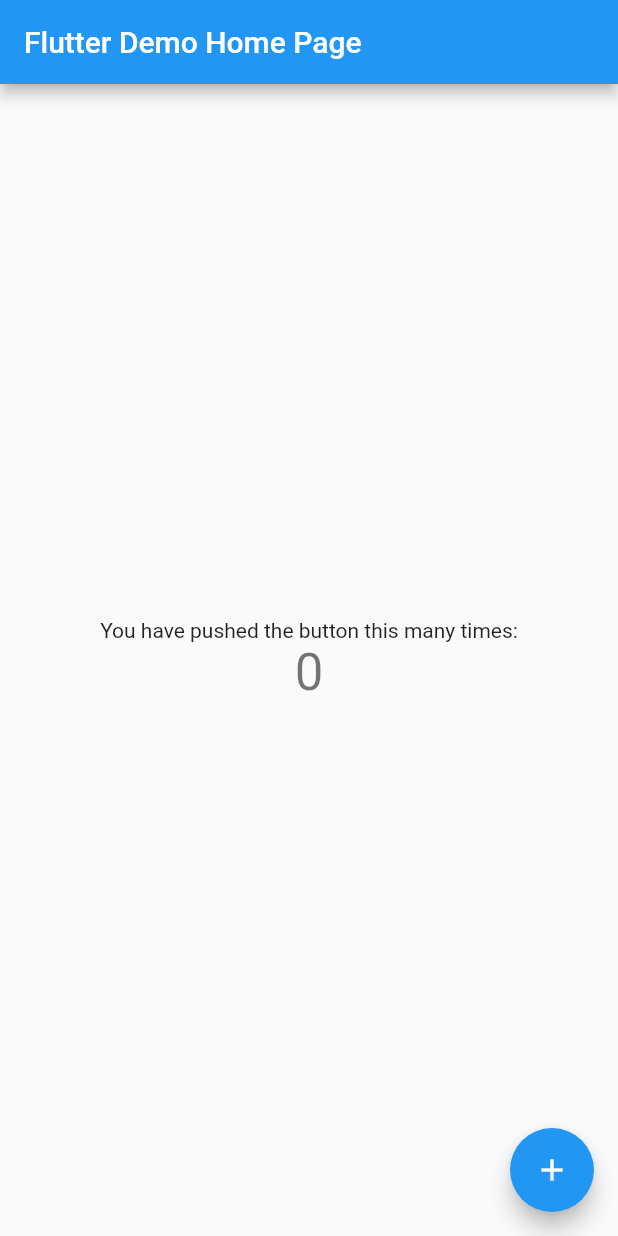
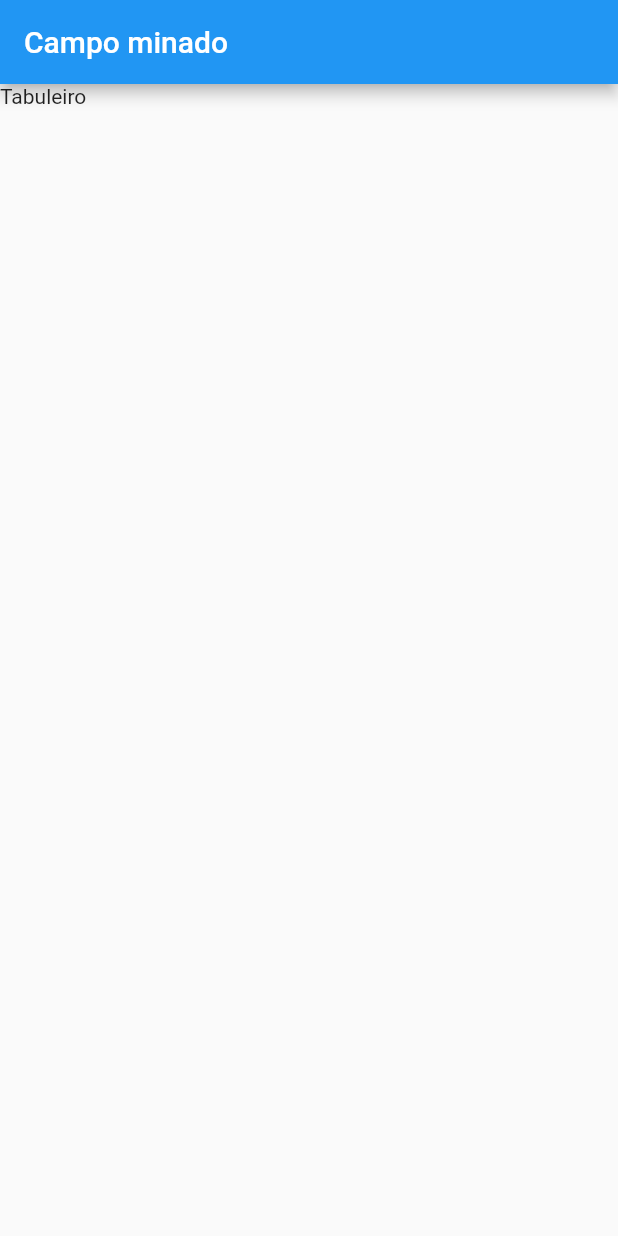
Before and after one commit to JonathanRamosNascimento/campo_minado, a Flutter app: the screen it shows after launch, on a phone screen of 412 x 824 dp. Run offline on Flutter 3.47's test engine with Material 2 defaults, Android fonts, the phone set to English and light mode, and no system bars.

Commit message:
Criando o component visual campo minado

```diff
--- a/lib/main.dart
+++ b/lib/main.dart
@@ -1,111 +1,4 @@
 import 'package:flutter/material.dart';
+import 'screens/campo_minado_app.dart';
 
-void main() => runApp(MyApp());
-
-class MyApp extends StatelessWidget {
-  // This widget is the root of your application.
-  @override
-  Widget build(BuildContext context) {
-    return MaterialApp(
-      title: 'Flutter Demo',
-      theme: ThemeData(
-        // This is the theme of your application.
-        //
-        // Try running your application with "flutter run". You'll see the
-        // application has a blue toolbar. Then, without quitting the app, try
-        // changing the primarySwatch below to Colors.green and then invoke
-        // "hot reload" (press "r" in the console where you ran "flutter run",
-        // or simply save your changes to "hot reload" in a Flutter IDE).
-        // Notice that the counter didn't reset back to zero; the application
-        // is not restarted.
-        primarySwatch: Colors.blue,
-      ),
-      home: MyHomePage(title: 'Flutter Demo Home Page'),
-    );
-  }
-}
-
-class MyHomePage extends StatefulWidget {
-  MyHomePage({Key key, this.title}) : super(key: key);
-
-  // This widget is the home page of your application. It is stateful, meaning
-  // that it has a State object (defined below) that contains fields that affect
-  // how it looks.
-
-  // This class is the configuration for the state. It holds the values (in this
-  // case the title) provided by the parent (in this case the App widget) and
-  // used by the build method of the State. Fields in a Widget subclass are
-  // always marked "final".
-
-  final String title;
-
-  @override
-  _MyHomePageState createState() => _MyHomePageState();
-}
-
-class _MyHomePageState extends State<MyHomePage> {
-  int _counter = 0;
-
-  void _incrementCounter() {
-    setState(() {
-      // This call to setState tells the Flutter framework that something has
-      // changed in this State, which causes it to rerun the build method below
-      // so that the display can reflect the updated values. If we changed
-      // _counter without calling setState(), then the build method would not be
-      // called again, and so nothing would appear to happen.
-      _counter++;
-    });
-  }
-
-  @override
-  Widget build(BuildContext context) {
-    // This method is rerun every time setState is called, for instance as done
-    // by the _incrementCounter method above.
-    //
-    // The Flutter framework has been optimized to make rerunning build methods
-    // fast, so that you can just rebuild anything that needs updating rather
-    // than having to individually change instances of widgets.
-    return Scaffold(
-      appBar: AppBar(
-        // Here we take the value from the MyHomePage object that was created by
-        // the App.build method, and use it to set our appbar title.
-        title: Text(widget.title),
-      ),
-      body: Center(
-        // Center is a layout widget. It takes a single child and positions it
-        // in the middle of the parent.
-        child: Column(
-          // Column is also a layout widget. It takes a list of children and
-          // arranges them vertically. By default, it sizes itself to fit its
-          // children horizontally, and tries to be as tall as its parent.
-          //
-          // Invoke "debug painting" (press "p" in the console, choose the
-          // "Toggle Debug Paint" action from the Flutter Inspector in Android
-          // Studio, or the "Toggle Debug Paint" command in Visual Studio Code)
-          // to see the wireframe for each widget.
-          //
-          // Column has various properties to control how it sizes itself and
-          // how it positions its children. Here we use mainAxisAlignment to
-          // center the children vertically; the main axis here is the vertical
-          // axis because Columns are vertical (the cross axis would be
-          // horizontal).
-          mainAxisAlignment: MainAxisAlignment.center,
-          children: <Widget>[
-            Text(
-              'You have pushed the button this many times:',
-            ),
-            Text(
-              '$_counter',
-              style: Theme.of(context).textTheme.display1,
-            ),
-          ],
-        ),
-      ),
-      floatingActionButton: FloatingActionButton(
-        onPressed: _incrementCounter,
-        tooltip: 'Increment',
-        child: Icon(Icons.add),
-      ), // This trailing comma makes auto-formatting nicer for build methods.
-    );
-  }
-}
+void main() => runApp(CampoMinadoApp());
--- /dev/null
+++ b/lib/screens/campo_minado_app.dart
@@ -0,0 +1,17 @@
+import 'package:flutter/material.dart';
+
+class CampoMinadoApp extends StatelessWidget {
+  @override
+  Widget build(BuildContext context) {
+    return MaterialApp(
+      home: Scaffold(
+        appBar: AppBar(
+          title: Text('Campo minado'),
+        ),
+        body: Container(
+          child: Text('Tabuleiro'),
+        ),
+      ),
+    );
+  }
+}
```
